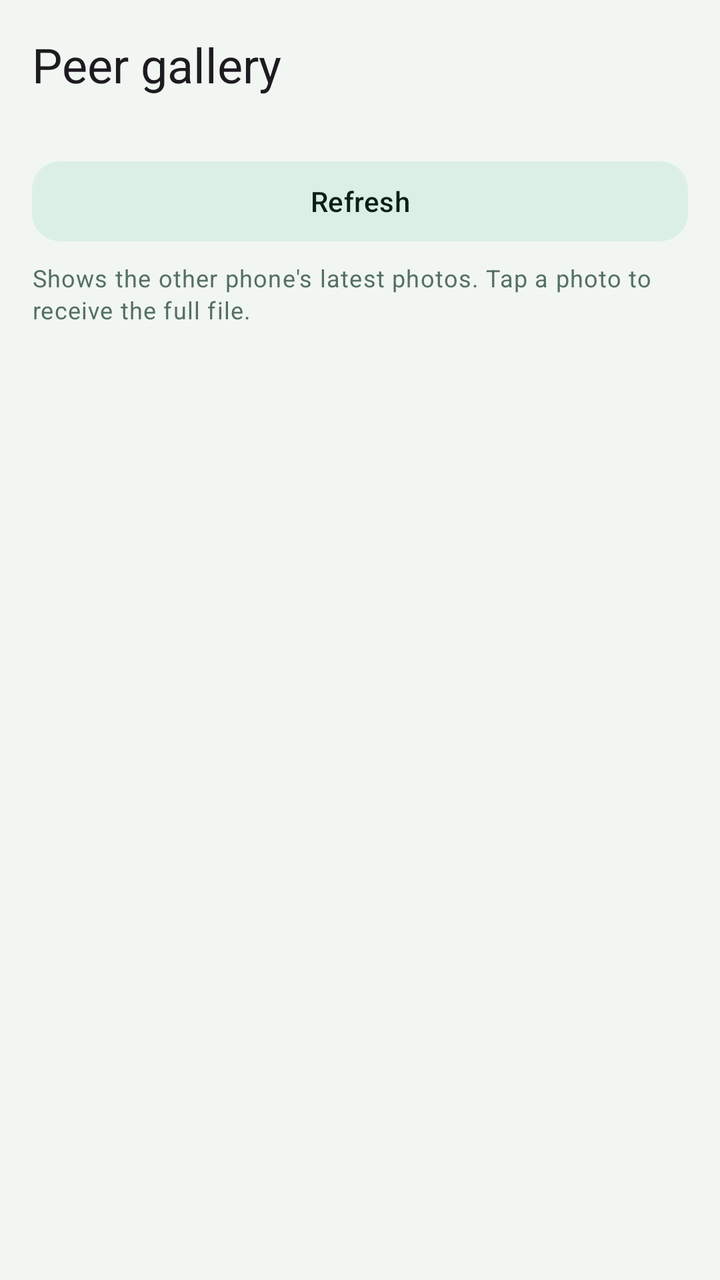
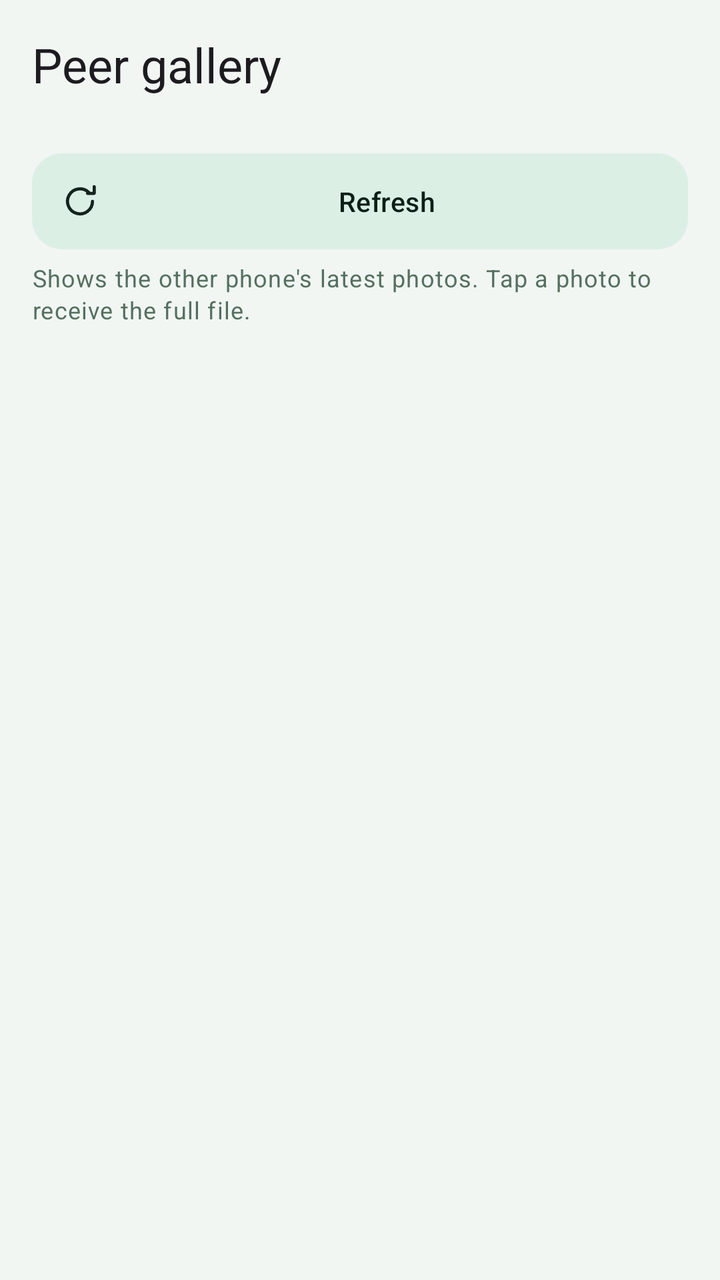

Before-and-after screenshots of an Android layout around one commit, followed by the original layout XML and the change that was made.
<!-- AndroidManifest.xml: application theme Theme.PhoneLink -->
<!-- res/layout/activity_gallery.xml -->
<?xml version="1.0" encoding="utf-8"?>
<LinearLayout xmlns:android="http://schemas.android.com/apk/res/android"
    android:layout_width="match_parent"
    android:layout_height="match_parent"
    android:orientation="vertical"
    android:padding="16dp">

    <TextView
        android:layout_width="wrap_content"
        android:layout_height="wrap_content"
        android:text="@string/gallery_title"
        android:textAppearance="@style/TextAppearance.Material3.HeadlineSmall" />

    <TextView
        android:id="@+id/tvGalleryStatus"
        style="@style/PL.BodySmall"
        android:layout_marginTop="4dp" />

    <com.google.android.material.button.MaterialButton
        android:id="@+id/btnGalleryRefresh"
        style="@style/PL.BtnTonal"
        android:layout_width="match_parent"
        android:layout_height="wrap_content"
        android:layout_marginTop="8dp"
        android:text="@string/btn_gallery_refresh" />

    <TextView
        style="@style/PL.BodySmall"
        android:layout_marginTop="6dp"
        android:text="@string/gallery_hint" />

    <ListView
        android:id="@+id/lvPhotos"
        android:layout_width="match_parent"
        android:layout_height="0dp"
        android:layout_marginTop="8dp"
        android:layout_weight="1" />
</LinearLayout>
<!-- resources referenced by this layout -->
<resources>
  <string name="btn_gallery_refresh">Refresh</string>
  <string name="gallery_hint">Shows the other phone\'s latest photos. Tap a photo to receive the full file.</string>
  <string name="gallery_title">Peer gallery</string>
  <style name="PL.BtnTonal" parent="Widget.Material3.Button.TonalButton">
          <item name="cornerRadius">14dp</item>
          <item name="backgroundTint">@color/md_btnFill</item>
          <item name="android:textColor">?attr/colorOnSurface</item>
      </style>
  <color name="md_btnFill">#DCEFE5</color>
  <color name="md_primary">#10B981</color>
  <color name="md_onPrimary">#FFFFFF</color>
  <color name="md_primaryContainer">#D9F6E9</color>
  <color name="md_onPrimaryContainer">#06382A</color>
  <color name="md_secondary">#52665C</color>
  <color name="md_onSecondary">#FFFFFF</color>
  <color name="md_secondaryContainer">#E6EFEA</color>
  <color name="md_onSecondaryContainer">#12241B</color>
  <color name="md_background">#F1F6F3</color>
  <color name="md_onBackground">#0C1F16</color>
  <color name="md_surface">#FFFFFF</color>
  <color name="md_onSurface">#0C1F16</color>
  <color name="md_surfaceVariant">#E1EDE6</color>
  <color name="md_onSurfaceVariant">#55705F</color>
  <color name="md_surfaceContainer">#EAF3EE</color>
  <color name="md_surfaceContainerHigh">#DCEAE2</color>
  <color name="md_outline">#B9CFC2</color>
  <style name="PL.BtnFilled" parent="Widget.Material3.Button">
          <item name="cornerRadius">14dp</item>
      </style>
  <style name="PL.BtnOutlined" parent="Widget.Material3.Button.OutlinedButton">
          <item name="cornerRadius">14dp</item>
      </style>
  <color name="md_error">#BA1A1A</color>
  <color name="md_onError">#FFFFFF</color>
  <color name="md_errorContainer">#FDECEC</color>
  <!-- unchanged entries left out for length: 3 -->
</resources>

<!-- the commit's change to res/layout/activity_gallery.xml (unified diff, before → after) -->
@@ -1,5 +1,6 @@
 <?xml version="1.0" encoding="utf-8"?>
 <LinearLayout xmlns:android="http://schemas.android.com/apk/res/android"
+    xmlns:app="http://schemas.android.com/apk/res-auto"
     android:layout_width="match_parent"
     android:layout_height="match_parent"
     android:orientation="vertical"
@@ -22,7 +23,8 @@
         android:layout_width="match_parent"
         android:layout_height="wrap_content"
         android:layout_marginTop="8dp"
-        android:text="@string/btn_gallery_refresh" />
+        android:text="@string/btn_gallery_refresh"
+        app:icon="@drawable/ic_refresh" />
 
     <TextView
         style="@style/PL.BodySmall"
<!-- resource entries referenced after the edit -->
@@ -1,13 +1,42 @@
 <!-- resources referenced by this layout -->
 <resources>
+  <!-- drawable ic_refresh (drawable) -->
+  <?xml version="1.0" encoding="utf-8"?>
+  <vector xmlns:android="http://schemas.android.com/apk/res/android"
+      android:width="24dp" android:height="24dp"
+      android:viewportWidth="24" android:viewportHeight="24">
+      <path android:pathData="M19.5,12a7.5,7.5 0 1,1 -2.2,-5.3"
+          android:fillColor="@android:color/transparent"
+          android:strokeColor="@color/pl_mint"
+          android:strokeWidth="1.9"
+          android:strokeLineCap="round"
+          android:strokeLineJoin="round" />
+      <path android:pathData="M20.5,3.2v4h-4"
+          android:fillColor="@android:color/transparent"
+          android:strokeColor="@color/pl_mint"
+          android:strokeWidth="1.9"
+          android:strokeLineCap="round"
+          android:strokeLineJoin="round" />
+  </vector>
   <string name="btn_gallery_refresh">Refresh</string>
   <string name="gallery_hint">Shows the other phone\'s latest photos. Tap a photo to receive the full file.</string>
   <string name="gallery_title">Peer gallery</string>
   <style name="PL.BtnTonal" parent="Widget.Material3.Button.TonalButton">
-          <item name="cornerRadius">14dp</item>
+          <item name="cornerRadius">15dp</item>
           <item name="backgroundTint">@color/md_btnFill</item>
           <item name="android:textColor">?attr/colorOnSurface</item>
+          <item name="android:minHeight">48dp</item>
+          <item name="android:insetTop">0dp</item>
+          <item name="android:insetBottom">0dp</item>
+          <item name="android:paddingStart">14dp</item>
+          <item name="android:paddingEnd">14dp</item>
+          <item name="android:textSize">13.5sp</item>
+          <item name="android:maxLines">1</item>
+          <item name="android:ellipsize">end</item>
+          <item name="iconSize">20dp</item>
+          <item name="iconPadding">7dp</item>
       </style>
+  <color name="pl_mint">#10B981</color>
   <color name="md_btnFill">#DCEFE5</color>
   <color name="md_primary">#10B981</color>
   <color name="md_onPrimary">#FFFFFF</color>
@@ -27,10 +56,26 @@
   <color name="md_surfaceContainerHigh">#DCEAE2</color>
   <color name="md_outline">#B9CFC2</color>
   <style name="PL.BtnFilled" parent="Widget.Material3.Button">
-          <item name="cornerRadius">14dp</item>
+          <item name="cornerRadius">15dp</item>
+          <item name="android:minHeight">48dp</item>
+          <item name="android:insetTop">0dp</item>
+          <item name="android:insetBottom">0dp</item>
+          <item name="android:paddingStart">16dp</item>
+          <item name="android:paddingEnd">16dp</item>
+          <item name="android:textSize">13.5sp</item>
+          <item name="android:maxLines">1</item>
+          <item name="android:ellipsize">end</item>
+          <item name="iconSize">20dp</item>
+          <item name="iconPadding">7dp</item>
       </style>
   <style name="PL.BtnOutlined" parent="Widget.Material3.Button.OutlinedButton">
-          <item name="cornerRadius">14dp</item>
+          <item name="cornerRadius">15dp</item>
+          <item name="android:minHeight">48dp</item>
+          <item name="android:insetTop">0dp</item>
+          <item name="android:insetBottom">0dp</item>
+          <item name="android:textSize">13.5sp</item>
+          <item name="android:maxLines">1</item>
+          <item name="android:ellipsize">end</item>
       </style>
   <color name="md_error">#BA1A1A</color>
   <color name="md_onError">#FFFFFF</color>
